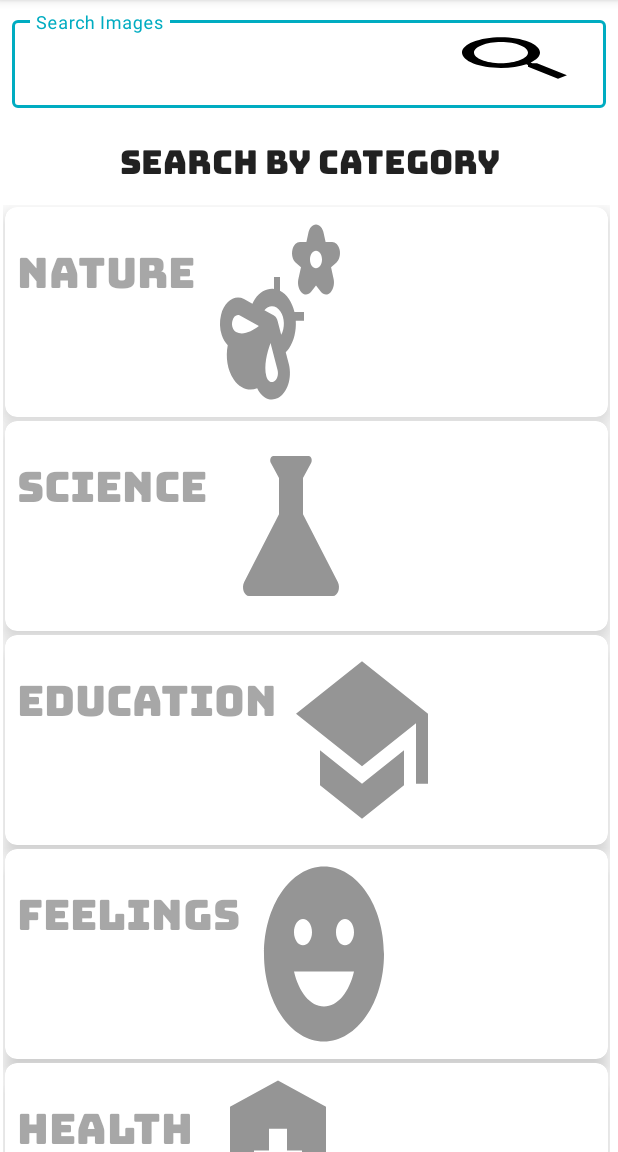
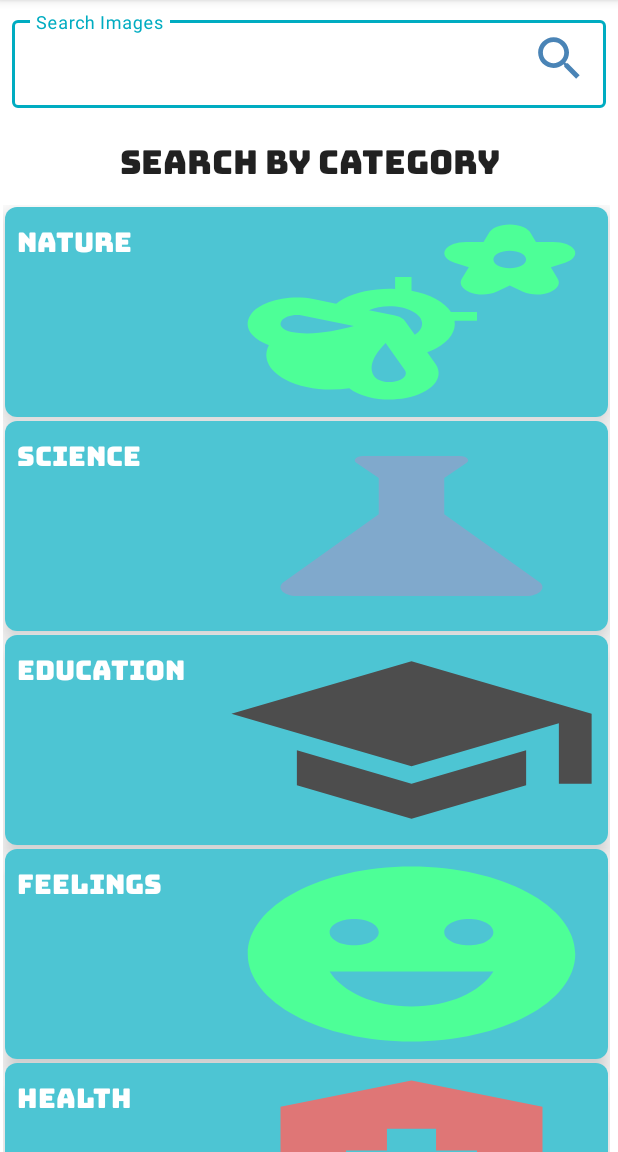
Before and after one commit to n0dz/Wally-MVVM, an Android app: the screen it shows after launch (SearchImageActivity), on a phone screen of 412 x 824 dp, the part 84-1236 px from its top. Run offline under Robolectric (Android 15) with nearby library versions, the phone set to English and light mode, and no system bars; Roboto replaces fonts that are not available here.

Commit message:
UI changes

```diff
--- a/app/src/main/res/drawable/ic_computer.xml
+++ b/app/src/main/res/drawable/ic_computer.xml
@@ -3,7 +3,7 @@
     android:height="24dp"
     android:viewportWidth="24"
     android:viewportHeight="24"
-    android:tint="?attr/colorControlNormal">
+    android:tint="@color/colorOnPrimary">
   <path
       android:fillColor="@android:color/white"
       android:pathData="M20,18c1.1,0 1.99,-0.9 1.99,-2L22,6c0,-1.1 -0.9,-2 -2,-2H4c-1.1,0 -2,0.9 -2,2v10c0,1.1 0.9,2 2,2H0v2h24v-2h-4zM4,6h16v10H4V6z"/>
--- a/app/src/main/res/drawable/ic_education.xml
+++ b/app/src/main/res/drawable/ic_education.xml
@@ -3,7 +3,7 @@
     android:height="24dp"
     android:viewportWidth="24"
     android:viewportHeight="24"
-    android:tint="?attr/colorControlNormal">
+    android:tint="@color/black">
   <path
       android:fillColor="@android:color/white"
       android:pathData="M5,13.18v4L12,21l7,-3.82v-4L12,17l-7,-3.82zM12,3L1,9l11,6 9,-4.91V17h2V9L12,3z"/>
--- a/app/src/main/res/drawable/ic_feeling.xml
+++ b/app/src/main/res/drawable/ic_feeling.xml
@@ -3,7 +3,7 @@
     android:height="24dp"
     android:viewportWidth="24"
     android:viewportHeight="24"
-    android:tint="?attr/colorControlNormal">
+    android:tint="@color/green">
   <path
       android:fillColor="@android:color/white"
       android:pathData="M11.99,2C6.47,2 2,6.48 2,12c0,5.52 4.47,10 9.99,10C17.52,22 22,17.52 22,12C22,6.48 17.52,2 11.99,2zM8.5,8C9.33,8 10,8.67 10,9.5S9.33,11 8.5,11S7,10.33 7,9.5S7.67,8 8.5,8zM12,18c-2.28,0 -4.22,-1.66 -5,-4h10C16.22,16.34 14.28,18 12,18zM15.5,11c-0.83,0 -1.5,-0.67 -1.5,-1.5S14.67,8 15.5,8S17,8.67 17,9.5S16.33,11 15.5,11z"/>
--- a/app/src/main/res/drawable/ic_health.xml
+++ b/app/src/main/res/drawable/ic_health.xml
@@ -3,7 +3,7 @@
     android:height="24dp"
     android:viewportWidth="24"
     android:viewportHeight="24"
-    android:tint="?attr/colorControlNormal">
+    android:tint="@color/red">
   <path
       android:fillColor="@android:color/white"
       android:pathData="M10.5,13H8v-3h2.5V7.5h3V10H16v3h-2.5v2.5h-3V13zM12,2L4,5v6.09c0,5.05 3.41,9.76 8,10.91c4.59,-1.15 8,-5.86 8,-10.91V5L12,2z"/>
--- a/app/src/main/res/drawable/ic_nature.xml
+++ b/app/src/main/res/drawable/ic_nature.xml
@@ -3,7 +3,7 @@
     android:height="24dp"
     android:viewportWidth="24"
     android:viewportHeight="24"
-    android:tint="?attr/colorControlNormal">
+    android:tint="#00FF6A">
   <path
       android:fillColor="@android:color/white"
       android:pathData="M21.94,4.88C21.76,4.35 21.25,4 20.68,4c-0.03,0 -0.06,0 -0.09,0H19.6l-0.31,-0.97C19.15,2.43 18.61,2 18,2h0c-0.61,0 -1.15,0.43 -1.29,1.04L16.4,4h-0.98c-0.03,0 -0.06,0 -0.09,0c-0.57,0 -1.08,0.35 -1.26,0.88c-0.19,0.56 0.04,1.17 0.56,1.48l0.87,0.52L15.1,8.12c-0.23,0.58 -0.04,1.25 0.45,1.62C15.78,9.91 16.06,10 16.33,10c0.31,0 0.61,-0.11 0.86,-0.32L18,8.98l0.81,0.7C19.06,9.89 19.36,10 19.67,10c0.27,0 0.55,-0.09 0.78,-0.26c0.5,-0.37 0.68,-1.04 0.45,-1.62l-0.39,-1.24l0.87,-0.52C21.89,6.05 22.12,5.44 21.94,4.88zM18,7c-0.55,0 -1,-0.45 -1,-1c0,-0.55 0.45,-1 1,-1s1,0.45 1,1C19,6.55 18.55,7 18,7z"/>
--- a/app/src/main/res/drawable/ic_places.xml
+++ b/app/src/main/res/drawable/ic_places.xml
@@ -3,7 +3,7 @@
     android:height="24dp"
     android:viewportWidth="24"
     android:viewportHeight="24"
-    android:tint="?attr/colorControlNormal">
+    android:tint="#D13B3B">
   <path
       android:fillColor="@android:color/white"
       android:pathData="M12,2C8.13,2 5,5.13 5,9c0,5.25 7,13 7,13s7,-7.75 7,-13c0,-3.87 -3.13,-7 -7,-7zM12,11.5c-1.38,0 -2.5,-1.12 -2.5,-2.5s1.12,-2.5 2.5,-2.5 2.5,1.12 2.5,2.5 -1.12,2.5 -2.5,2.5z"/>
--- a/app/src/main/res/drawable/ic_religion.xml
+++ b/app/src/main/res/drawable/ic_religion.xml
@@ -3,7 +3,7 @@
     android:height="24dp"
     android:viewportWidth="24"
     android:viewportHeight="24"
-    android:tint="?attr/colorControlNormal">
+    android:tint="@color/colorOnPrimary">
   <path
       android:fillColor="@android:color/white"
       android:pathData="M4,10h3v7h-3z"/>
--- a/app/src/main/res/drawable/ic_science_24.xml
+++ b/app/src/main/res/drawable/ic_science_24.xml
@@ -3,7 +3,7 @@
     android:height="24dp"
     android:viewportWidth="24"
     android:viewportHeight="24"
-    android:tint="?attr/colorControlNormal">
+    android:tint="@color/colorOnPrimary">
   <path
       android:fillColor="@android:color/white"
       android:pathData="M19.8,18.4L14,10.67V6.5l1.35,-1.69C15.61,4.48 15.38,4 14.96,4H9.04C8.62,4 8.39,4.48 8.65,4.81L10,6.5v4.17L4.2,18.4C3.71,19.06 4.18,20 5,20h14C19.82,20 20.29,19.06 19.8,18.4z"/>
--- a/app/src/main/res/drawable/ic_search.xml
+++ b/app/src/main/res/drawable/ic_search.xml
@@ -1,9 +1,9 @@
 <vector xmlns:android="http://schemas.android.com/apk/res/android"
-    android:width="96dp"
+    android:width="38dp"
     android:height="38dp"
     android:viewportWidth="24"
     android:viewportHeight="24"
-    android:tint="@color/black">
+    android:tint="@color/colorOnPrimary">
   <path
       android:fillColor="@android:color/white"
       android:pathData="M15.5,14h-0.79l-0.28,-0.27C15.41,12.59 16,11.11 16,9.5 16,5.91 13.09,3 9.5,3S3,5.91 3,9.5 5.91,16 9.5,16c1.61,0 3.09,-0.59 4.23,-1.57l0.27,0.28v0.79l5,4.99L20.49,19l-4.99,-5zM9.5,14C7.01,14 5,11.99 5,9.5S7.01,5 9.5,5 14,7.01 14,9.5 11.99,14 9.5,14z"/>
--- a/app/src/main/res/drawable/ic_sports.xml
+++ b/app/src/main/res/drawable/ic_sports.xml
@@ -3,7 +3,7 @@
     android:height="24dp"
     android:viewportWidth="24"
     android:viewportHeight="24"
-    android:tint="?attr/colorControlNormal">
+    android:tint="@color/colorOnPrimary">
   <path
       android:fillColor="@android:color/white"
       android:pathData="M14.27,6C13.72,6.95 14.05,8.18 15,8.73c0.95,0.55 2.18,0.22 2.73,-0.73c0.55,-0.95 0.22,-2.18 -0.73,-2.73C16.05,4.72 14.82,5.05 14.27,6z"/>
--- a/app/src/main/res/drawable/ic_travel.xml
+++ b/app/src/main/res/drawable/ic_travel.xml
@@ -3,7 +3,7 @@
     android:height="24dp"
     android:viewportWidth="24"
     android:viewportHeight="24"
-    android:tint="?attr/colorControlNormal">
+    android:tint="@color/colorOnPrimary">
   <path
       android:fillColor="@android:color/white"
       android:pathData="M19.3,16.9c0.4,-0.7 0.7,-1.5 0.7,-2.4c0,-2.5 -2,-4.5 -4.5,-4.5S11,12 11,14.5s2,4.5 4.5,4.5c0.9,0 1.7,-0.3 2.4,-0.7l3.2,3.2l1.4,-1.4L19.3,16.9zM15.5,17c-1.4,0 -2.5,-1.1 -2.5,-2.5s1.1,-2.5 2.5,-2.5s2.5,1.1 2.5,2.5S16.9,17 15.5,17zM12,20v2C6.48,22 2,17.52 2,12C2,6.48 6.48,2 12,2c4.84,0 8.87,3.44 9.8,8h-2.07c-0.64,-2.46 -2.4,-4.47 -4.73,-5.41V5c0,1.1 -0.9,2 -2,2h-2v2c0,0.55 -0.45,1 -1,1H8v2h2v3H9l-4.79,-4.79C4.08,10.79 4,11.38 4,12C4,16.41 7.59,20 12,20z"/>
--- a/app/src/main/res/layout/sample_home_items.xml
+++ b/app/src/main/res/layout/sample_home_items.xml
@@ -14,25 +14,26 @@
         android:layout_height="140dp"
         android:orientation="horizontal"
         android:alpha="0.7"
+        android:background="@color/colorPrimary"
         >
 
         <TextView
             android:id="@+id/category_item_home"
-            android:textSize="28sp"
-            android:padding="8dp"
+            android:textSize="18sp"
+            android:paddingStart="8dp"
             android:fontFamily="@font/bungee"
             android:text="123123"
-            android:alpha="0.5"
             android:gravity="start|top"
-            android:textColor="@color/black"
-            android:layout_width="wrap_content"
+            android:textColor="@color/white"
+            android:layout_width="130dp"
             android:layout_height="wrap_content"
 
             />
 
         <ImageView
             android:id="@+id/cat_item_img_id"
-            android:layout_width="wrap_content"
+            android:layout_width="match_parent"
+            android:layout_marginStart="10dp"
             android:layout_height="match_parent"
             android:scaleType="fitXY"
             android:src="@drawable/ic_feeling"
--- a/app/src/main/res/values/colors.xml
+++ b/app/src/main/res/values/colors.xml
@@ -15,6 +15,8 @@
 
     <color name="rippleFAB">#95B7D5</color>
     <color name="grey">#454444</color>
+    <color name="green">#00FF6A</color>
+    <color name="red">#D13B3B</color>
 
 
 
```
